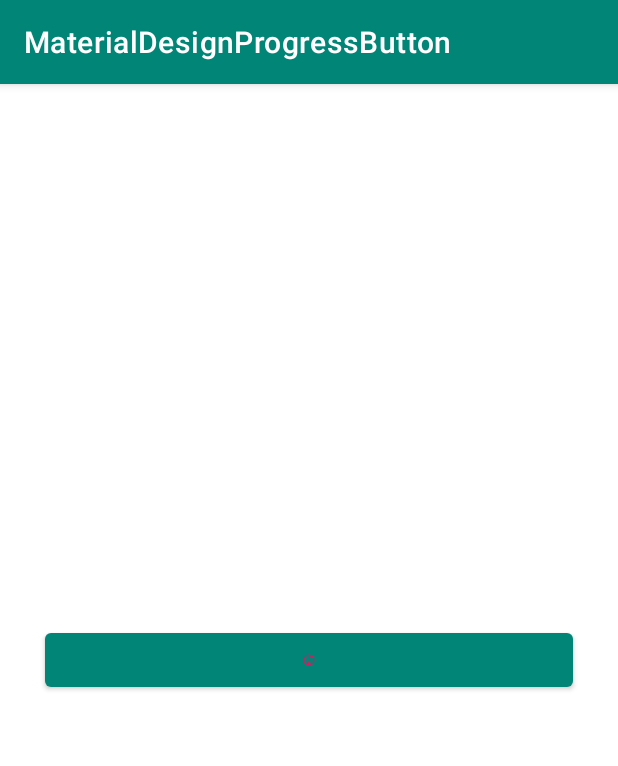
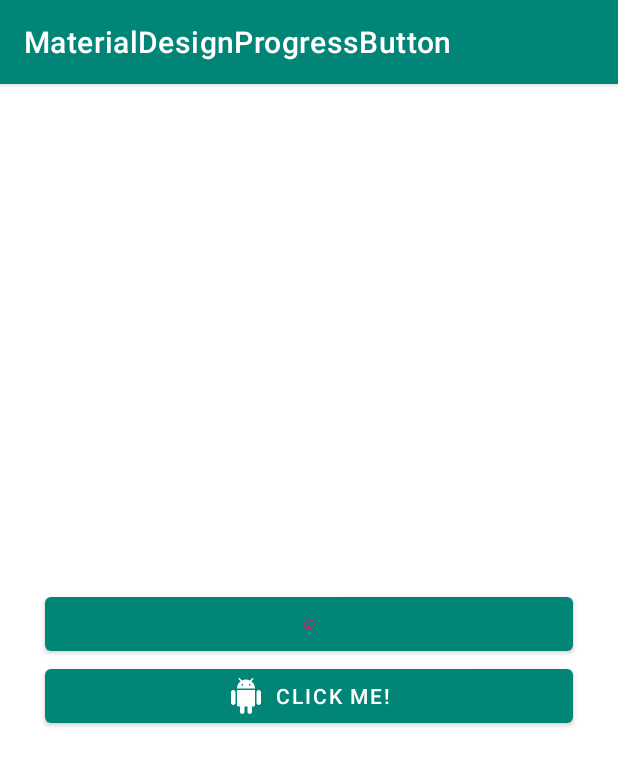
Before and after one commit to JRoviraa/MaterialDesignProgressButton, an Android app: the screen it shows after launch (MainActivity), after a tap on "CLICK ME!", on a phone screen of 412 x 824 dp. Shown: the top 766 px of the screen. Run offline under Robolectric (Android 15) with nearby library versions, the phone set to English and light mode, and no system bars.

Commit message:
Fix icon buttons and refactor MaterialDesignProgressButton

```diff
--- a/app/src/main/java/com/jroviraa/android/app/MainActivity.kt
+++ b/app/src/main/java/com/jroviraa/android/app/MainActivity.kt
@@ -13,31 +13,34 @@ class MainActivity : AppCompatActivity(), CoroutineScope {
     override val coroutineContext: CoroutineContext
         get() = Dispatchers.Main + job
 
-    private lateinit var buttonDesign: MaterialDesignProgressButton
+    private lateinit var textButton: MaterialDesignProgressButton
+    private lateinit var iconButton: MaterialDesignProgressButton
 
     override fun onCreate(savedInstanceState: Bundle?) {
         super.onCreate(savedInstanceState)
         setContentView(R.layout.activity_main)
 
         loadComponents()
-        setUpListener()
+        setUpListener(textButton)
+        setUpListener(iconButton)
     }
 
     private fun loadComponents() {
-        buttonDesign = findViewById(R.id.button)
+        textButton = findViewById(R.id.textButton)
+        iconButton = findViewById(R.id.iconButton)
     }
 
-    private fun setUpListener() {
-        buttonDesign.setOnClickListener {
-            buttonDesign.isClickable = false
-            buttonDesign.showLoading()
+    private fun setUpListener(button: MaterialDesignProgressButton) {
+        button.setOnClickListener {
+            button.isClickable = false
+            button.showLoading()
 
             launch {
                 withContext(Dispatchers.IO) {
                     Thread.sleep(2000)
                 }
-                buttonDesign.hideLoading()
-                buttonDesign.isClickable = true
+                button.hideLoading()
+                button.isClickable = true
             }
         }
     }
--- /dev/null
+++ b/app/src/main/res/drawable/ic_android_black_24dp.xml
@@ -0,0 +1,9 @@
+<vector xmlns:android="http://schemas.android.com/apk/res/android"
+        android:width="24dp"
+        android:height="24dp"
+        android:viewportWidth="24.0"
+        android:viewportHeight="24.0">
+    <path
+        android:fillColor="#FF000000"
+        android:pathData="M6,18c0,0.55 0.45,1 1,1h1v3.5c0,0.83 0.67,1.5 1.5,1.5s1.5,-0.67 1.5,-1.5L11,19h2v3.5c0,0.83 0.67,1.5 1.5,1.5s1.5,-0.67 1.5,-1.5L16,19h1c0.55,0 1,-0.45 1,-1L18,8L6,8v10zM3.5,8C2.67,8 2,8.67 2,9.5v7c0,0.83 0.67,1.5 1.5,1.5S5,17.33 5,16.5v-7C5,8.67 4.33,8 3.5,8zM20.5,8c-0.83,0 -1.5,0.67 -1.5,1.5v7c0,0.83 0.67,1.5 1.5,1.5s1.5,-0.67 1.5,-1.5v-7c0,-0.83 -0.67,-1.5 -1.5,-1.5zM15.53,2.16l1.3,-1.3c0.2,-0.2 0.2,-0.51 0,-0.71 -0.2,-0.2 -0.51,-0.2 -0.71,0l-1.48,1.48C13.85,1.23 12.95,1 12,1c-0.96,0 -1.86,0.23 -2.66,0.63L7.85,0.15c-0.2,-0.2 -0.51,-0.2 -0.71,0 -0.2,0.2 -0.2,0.51 0,0.71l1.31,1.31C6.97,3.26 6,5.01 6,7h12c0,-1.99 -0.97,-3.75 -2.47,-4.84zM10,5L9,5L9,4h1v1zM15,5h-1L14,4h1v1z"/>
+</vector>
--- a/app/src/main/res/layout/activity_main.xml
+++ b/app/src/main/res/layout/activity_main.xml
@@ -3,12 +3,18 @@
     xmlns:tools="http://schemas.android.com/tools"
     android:layout_width="match_parent"
     android:layout_height="match_parent"
-    android:orientation="horizontal"
+    xmlns:app="http://schemas.android.com/apk/res-auto"
+    android:orientation="vertical"
+    android:layout_gravity="center"
     tools:context=".MainActivity">
 
+    <View
+        android:layout_width="wrap_content"
+        android:layout_height="0dp"
+        android:layout_weight="1"/>
 
     <com.jroviraa.android.materialdesignprogressbutton.MaterialDesignProgressButton
-        android:id="@+id/button"
+        android:id="@+id/textButton"
         android:layout_width="match_parent"
         android:layout_height="wrap_content"
         android:layout_gravity="center_vertical"
@@ -16,5 +22,21 @@
         android:layout_marginRight="30dp"
         android:text="@string/click_me" />
 
+    <com.jroviraa.android.materialdesignprogressbutton.MaterialDesignProgressButton
+        android:id="@+id/iconButton"
+        android:layout_width="match_parent"
+        android:layout_height="wrap_content"
+        android:layout_gravity="center_vertical"
+        android:layout_marginLeft="30dp"
+        android:layout_marginRight="30dp"
+        android:text="@string/click_me"
+        app:icon="@drawable/ic_android_black_24dp"
+        app:iconGravity="textStart"/>
+
+    <View
+        android:layout_width="wrap_content"
+        android:layout_height="0dp"
+        android:layout_weight="1"/>
+
 
 </LinearLayout>
--- a/materialdesignprogressbutton/src/main/java/com/jroviraa/android/materialdesignprogressbutton/MaterialDesignProgressButton.kt
+++ b/materialdesignprogressbutton/src/main/java/com/jroviraa/android/materialdesignprogressbutton/MaterialDesignProgressButton.kt
@@ -3,25 +3,32 @@ package com.jroviraa.android.materialdesignprogressbutton
 
 import android.content.Context
 import android.graphics.Canvas
+import android.graphics.drawable.Drawable
 import android.util.AttributeSet
 import android.util.TypedValue
 import com.google.android.material.button.MaterialButton
 
 
 class MaterialDesignProgressButton : MaterialButton {
+    // config
+    private val mPaddingProgress = 30
+    private val mStrokeWidth = 10
+
+    // internal variables
     private var isLoading = false
     private var mAnimatedDrawable: ProgressDrawable? = null
-    private var mPaddingProgress = 30
-    private var mStrokeWidth = 10
+    private var mCanvas: Canvas? = null
+
+    // save button state
     private var buttonText = ""
-    private var mcanvas: Canvas? = null
+    private var buttonIcon: Drawable? = null
 
     constructor(context: Context?) : super(context!!) {
-        init()
+        saveButtonState()
     }
 
     constructor(context: Context, attrs: AttributeSet) : super(context, attrs) {
-        init()
+        saveButtonState()
     }
 
     constructor(
@@ -29,28 +36,22 @@ class MaterialDesignProgressButton : MaterialButton {
         attrs: AttributeSet,
         defStyleAttr: Int
     ) : super(context, attrs, defStyleAttr) {
-        init()
+        saveButtonState()
     }
 
-    private fun init() {
+    private fun saveButtonState() {
         buttonText = text.toString()
+        buttonIcon = icon
     }
-
 
     // override MaterialButton.onDraw
     override fun onDraw(canvas: Canvas) {
         super.onDraw(canvas)
-        mcanvas = canvas
-        if (isLoading) {
-            drawIndeterminateProgress(canvas)
-            text = ""
-        } else {
-            if (buttonText.isNotEmpty()) text = buttonText
-        }
+        mCanvas = canvas
+        updateButton()
     }
 
     // public functions
-
     fun showLoading() {
         setLoading(true)
     }
@@ -85,11 +86,17 @@ class MaterialDesignProgressButton : MaterialButton {
 
     private fun setLoading(loading: Boolean) {
         isLoading = loading
+        updateButton()
+    }
+
+    private fun updateButton() {
         if (isLoading) {
-            drawIndeterminateProgress(mcanvas)
+            drawIndeterminateProgress(mCanvas)
             text = ""
+            icon = null
         } else {
             if (buttonText.isNotEmpty()) text = buttonText
+            if (buttonIcon != null) icon = buttonIcon
         }
     }
 }
```
